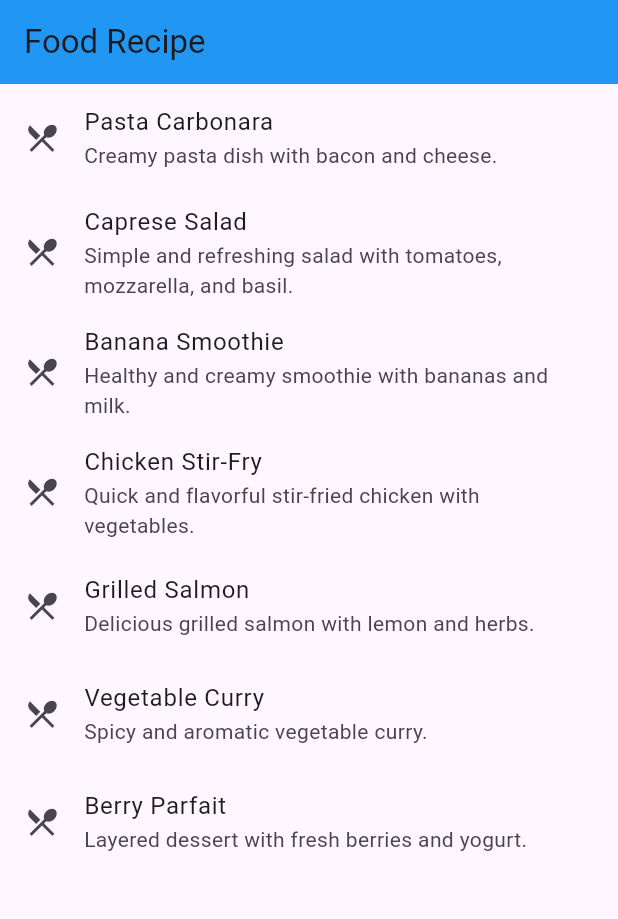
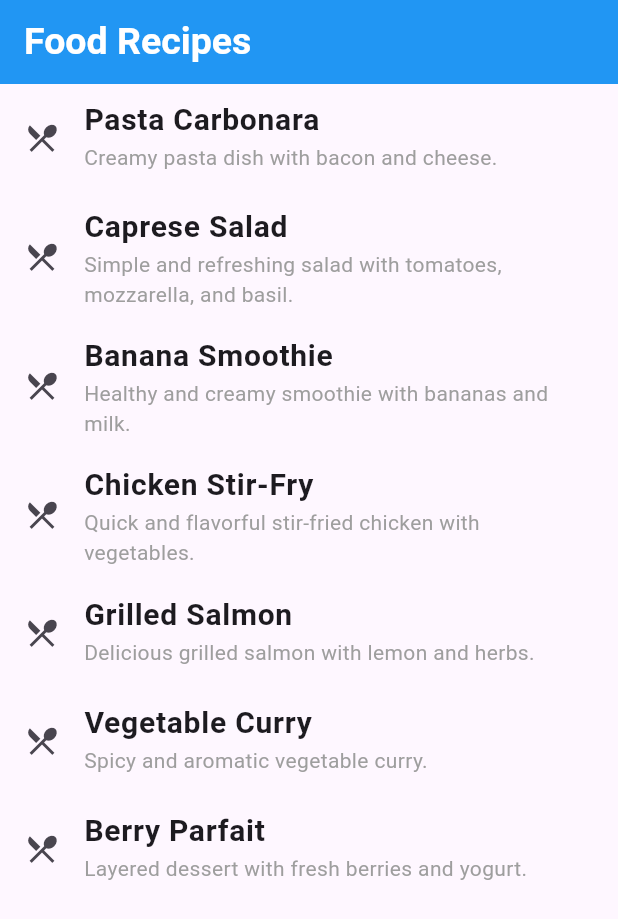
Before and after one commit to Roman-Dewan/new_practice_ui, a Flutter app: the screen it shows after launch, on a phone screen of 412 x 824 dp. Shown: the top 919 px of the screen. Run offline on Flutter 3.47's test engine with Material 3 defaults, Android fonts, the phone set to English and light mode, and no system bars.

Commit message:
adding missing file

```diff
--- a/lib/ui/recipe_screen.dart
+++ b/lib/ui/recipe_screen.dart
@@ -25,7 +25,7 @@ class _RecipeScreenState extends State<RecipeScreen> {
   Widget build(BuildContext context) {
     return Scaffold(
       appBar: AppBar(
-        title: Text("Food Recipe"),
+        title: Text("Food Recipes", style: TextStyle(fontWeight: FontWeight.bold, color: Colors.white, fontSize: 25),),
         backgroundColor: Colors.blue,
       ),
       body: ListView.builder(
@@ -34,8 +34,8 @@ class _RecipeScreenState extends State<RecipeScreen> {
             final recipe = _recipes[index];
             return ListTile(
               leading: Icon(Icons.restaurant_menu),
-              title: Text(recipe.title),
-              subtitle: Text(recipe.description),
+              title: Text(recipe.title , style: TextStyle(fontWeight: FontWeight.bold, fontSize: 20)),
+              subtitle: Text(recipe.description, style: TextStyle(color: Colors.grey)),
             );
           }),
     );
```
